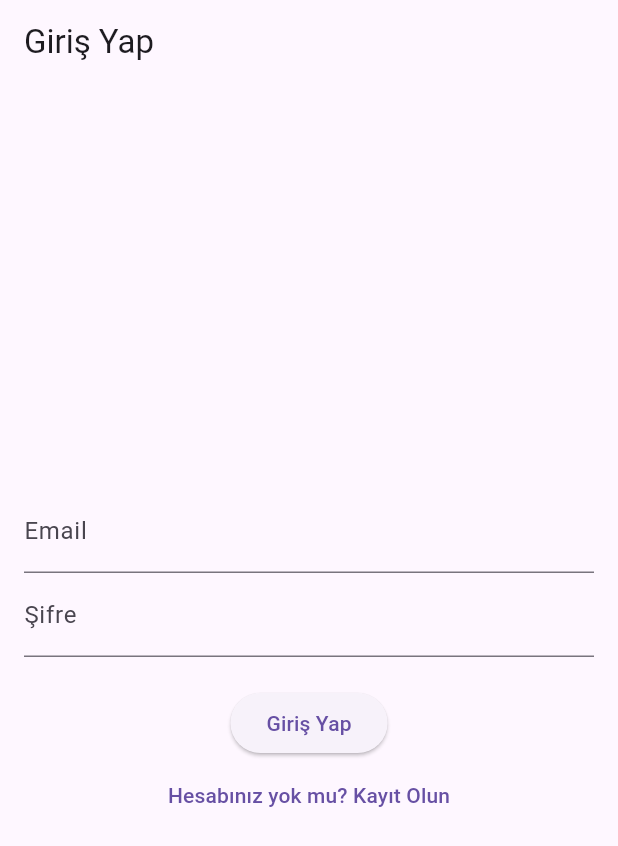
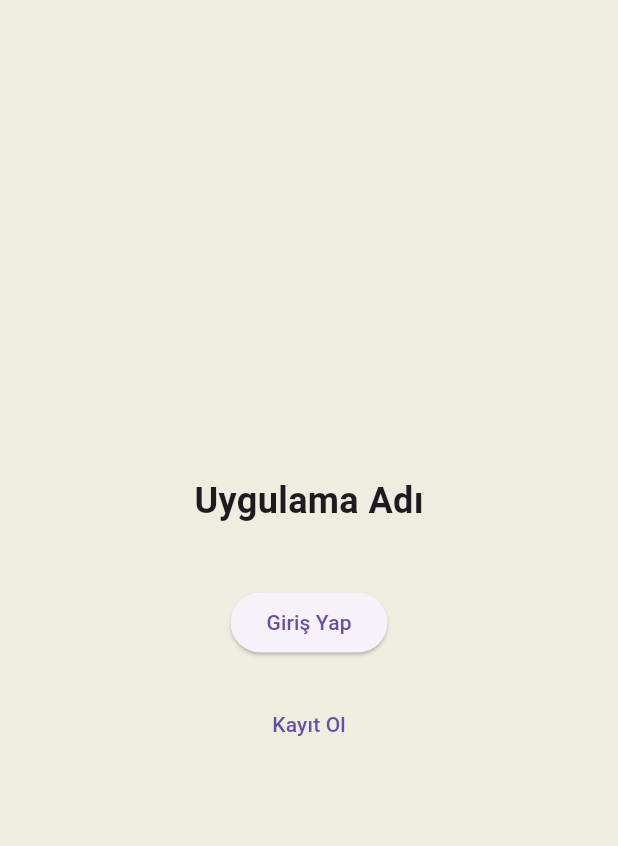
Before and after one commit to edzhekaraa/OUA_Flutter47, a Flutter app: the screen it shows after launch, on a phone screen of 412 x 824 dp. Shown: the top 846 px of the screen. Run offline on Flutter 3.47's test engine with Material 3 defaults, Android fonts, the phone set to English and light mode, and no system bars.

Commit message:
19.07 Update

```diff
--- /dev/null
+++ b/lib/loading_page.dart
@@ -0,0 +1,46 @@
+import 'package:flutter/material.dart';
+import 'login_screen.dart';
+import 'register_screen.dart';
+
+class LoadingPage extends StatelessWidget {
+  @override
+  Widget build(BuildContext context) {
+    return Scaffold(
+      body: Center(
+        child: Column(
+          mainAxisAlignment: MainAxisAlignment.center,
+          children: [
+            // Buraya logo veya uygulama adı için bir widget ekleyebilirsiniz
+            Text(
+              'Uygulama Adı',
+              style: TextStyle(
+                fontSize: 24,
+                fontWeight: FontWeight.bold,
+              ),
+            ),
+            SizedBox(height: 40),
+            ElevatedButton(
+              onPressed: () {
+                Navigator.pushReplacement(
+                  context,
+                  MaterialPageRoute(builder: (context) => LoginScreen()),
+                );
+              },
+              child: Text('Giriş Yap'),
+            ),
+            SizedBox(height: 20),
+            TextButton(
+              onPressed: () {
+                Navigator.pushReplacement(
+                  context,
+                  MaterialPageRoute(builder: (context) => RegisterScreen()),
+                );
+              },
+              child: Text('Kayıt Ol'),
+            ),
+          ],
+        ),
+      ),
+    );
+  }
+}
--- a/lib/main.dart
+++ b/lib/main.dart
@@ -4,30 +4,26 @@
 import 'task_list_screen.dart';
 import 'task_provider.dart';
 import 'login_screen.dart';
+import 'loading_page.dart'; // Yeni eklenen dosya
 
 void main() {
   runApp(
     ChangeNotifierProvider(
       create: (context) => TaskProvider(),
-      child: MyApp(),
-    ),
-  );
-}
-
-class MyApp extends StatelessWidget {
-  @override
-  Widget build(BuildContext context) {
-    return MaterialApp(
+      child: MaterialApp(
         title: 'Görev Yönetim Uygulaması',
         theme: ThemeData(
+          primaryColor: Color(0xFF1c6071), // AppBar rengi
+          scaffoldBackgroundColor: Color(0xFFeeeee0), // Arka plan rengi
           primarySwatch: Colors.blue,
         ),
-      home: LoginScreen(),
+        home: LoadingPage(), // Yüklenme ekranını başlangıç ekranı olarak belirtiyoruz
         routes: {
           '/taskList': (context) => TaskListScreen(),
           '/login': (context) => LoginScreen(),
           '/register': (context) => RegisterScreen(),
         },
+      ),
+    ),
   );
 }
-}
```
Also changed, not shown: lib/login_screen.dart (+23 -2 lines), lib/register_screen.dart (+24 -3 lines), lib/task_list_screen.dart (+70 -1 lines). Lines whose indentation alone changed are shown as unchanged.
